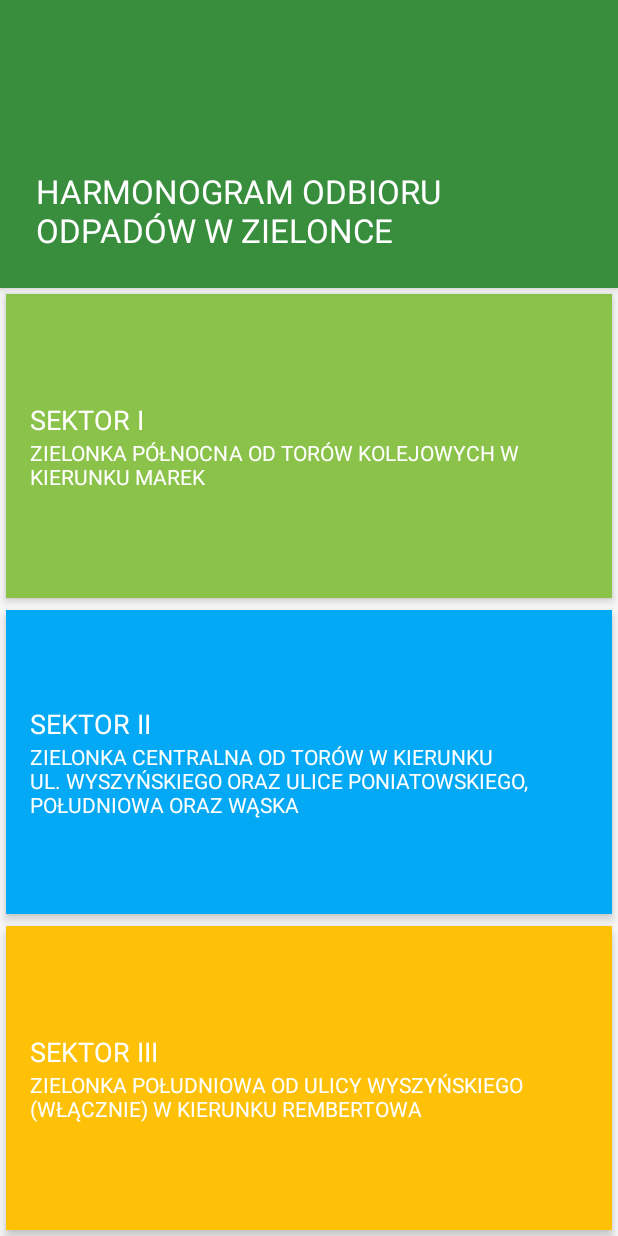
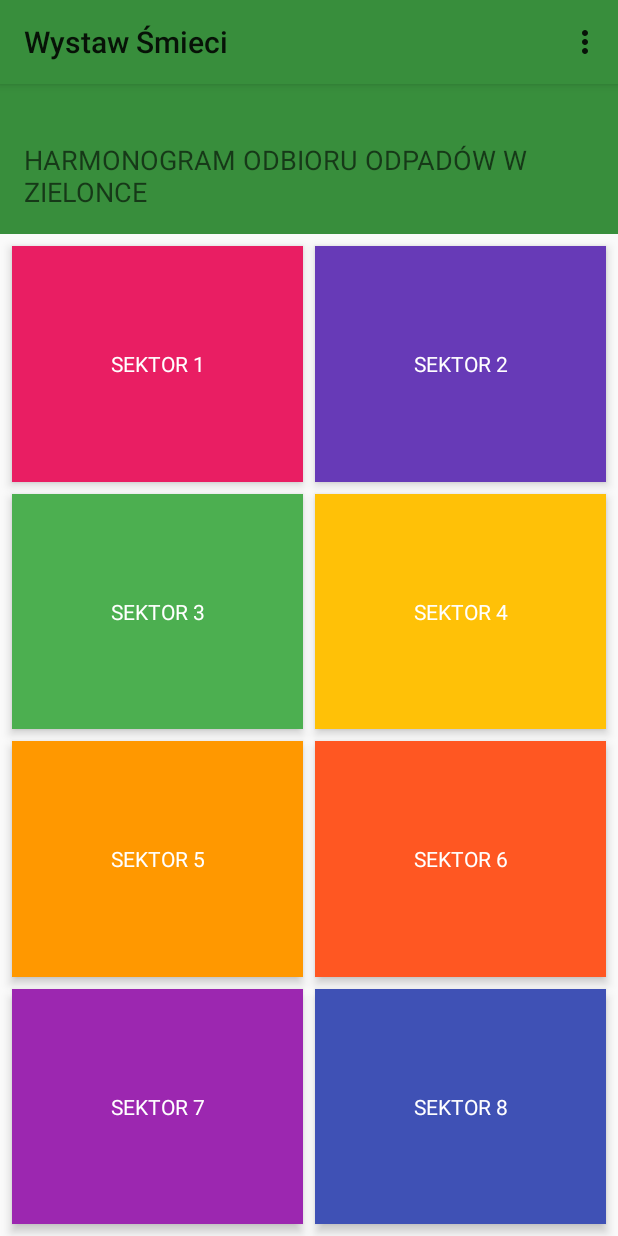
Before and after one commit to gbielanski/GarbageApp, an Android app: the screen it shows after launch (MainActivity), on a phone screen of 412 x 824 dp. Run offline under Robolectric (Android 15) with nearby library versions, the phone set to English and light mode, and no system bars.

Commit message:
policy and main layout

```diff
--- a/app/build.gradle
+++ b/app/build.gradle
@@ -8,8 +8,8 @@ android {
         applicationId "pl.example.android.garbageapp"
         minSdkVersion 21
         targetSdkVersion 28
-        versionCode 6
-        versionName "20190331"
+        versionCode 7
+        versionName "20190428"
         testInstrumentationRunner "android.support.test.runner.AndroidJUnitRunner"
 
         javaCompileOptions {
--- a/app/src/main/java/pl/example/android/garbageapp/ui/MainActivity.java
+++ b/app/src/main/java/pl/example/android/garbageapp/ui/MainActivity.java
@@ -2,9 +2,13 @@ package pl.example.android.garbageapp.ui;
 
 import android.animation.Animator;
 import android.content.Intent;
+import android.net.Uri;
 import android.support.v4.app.ActivityOptionsCompat;
 import android.support.v7.app.AppCompatActivity;
 import android.os.Bundle;
+import android.view.Menu;
+import android.view.MenuInflater;
+import android.view.MenuItem;
 import android.view.View;
 import android.view.ViewAnimationUtils;
 import android.widget.Toast;
@@ -16,17 +20,53 @@ public class MainActivity extends AppCompatActivity {
     @Override
     protected void onCreate(Bundle savedInstanceState) {
         super.onCreate(savedInstanceState);
-        setContentView(R.layout.activity_main);
+        setContentView(R.layout.activity_main_eight_sectors);
     }
 
     public void showToast(View view) {
         Toast.makeText(this, "Przypomnienie ustawione dla STREFY III", Toast.LENGTH_LONG).show();
+    }
+    public void onClickSectorPinkDetails(View view) {
+        animateCircularReveal(view);
+        startSectorGreenDetails();
+    }
+
+    public void onClickSectorDeepPurpleDetails(View view) {
+        animateCircularReveal(view);
+        startSectorGreenDetails();
+    }
+
+    public void onClickSectorAmberDetails(View view) {
+        animateCircularReveal(view);
+        startSectorGreenDetails();
+    }
+
+    public void onClickSectorOrangeDetails(View view) {
+        animateCircularReveal(view);
+        startSectorGreenDetails();
+    }
+
+    public void onClickSectorDeepOrangeDetails(View view) {
+        animateCircularReveal(view);
+        startSectorGreenDetails();
     }
 
     public void onClickSectorGreenDetails(View view) {
         animateCircularReveal(view);
         startSectorGreenDetails();
     }
+
+    public void onClickSectorPurpleDetails(View view) {
+        animateCircularReveal(view);
+        startSectorGreenDetails();
+    }
+
+    public void onClickSectorIndigoDetails(View view) {
+        animateCircularReveal(view);
+        startSectorGreenDetails();
+    }
+
+    //TODO remove below
 
     public void onClickSectorBlueDetails(View view) {
         animateCircularReveal(view);
@@ -37,6 +77,8 @@ public class MainActivity extends AppCompatActivity {
         animateCircularReveal(view);
         startSectorYellowDetails();
     }
+
+    //----
 
     private void animateCircularReveal(View view) {
         int finalRadius = (int) Math.hypot(view.getWidth() / 2, view.getHeight() / 2);
@@ -64,4 +106,25 @@ public class MainActivity extends AppCompatActivity {
         Bundle bundle = ActivityOptionsCompat.makeSceneTransitionAnimation(this).toBundle();
         startActivity(intent, bundle);
     }
+
+    @Override
+    public boolean onCreateOptionsMenu(Menu menu) {
+        MenuInflater inflater = getMenuInflater();
+        inflater.inflate(R.menu.main_menu, menu);
+        return true;
+    }
+
+    @Override
+    public boolean onOptionsItemSelected(MenuItem item) {
+        // Handle item selection
+        switch (item.getItemId()) {
+            case R.id.policy:
+                String URL = "https://gbielanski.wixsite.com/wystaw-smieci";
+                Intent myIntent = new Intent(Intent.ACTION_VIEW, Uri.parse(URL));
+                startActivity(myIntent);
+                return true;
+            default:
+                return super.onOptionsItemSelected(item);
+        }
+    }
 }
--- a/app/src/main/res/layout-land/activity_main.xml
+++ b/app/src/main/res/layout-land/activity_main.xml
@@ -40,7 +40,7 @@
             android:padding="@dimen/medium_padding"
             android:gravity="center_vertical"
             android:onClick="onClickSectorGreenDetails"
-            android:id="@+id/sector_green">
+            android:id="@+id/sector_3_green">
 
             <TextView
                 android:layout_width="wrap_content"
@@ -100,7 +100,7 @@
             android:padding="@dimen/medium_padding"
             android:gravity="center_vertical"
             android:onClick="onClickSectorYellowDetails"
-            android:id="@+id/sector_yellow">
+            android:id="@+id/sector_4_amber">
 
             <TextView
                 android:layout_width="wrap_content"
--- a/app/src/main/res/layout/activity_main.xml
+++ b/app/src/main/res/layout/activity_main.xml
@@ -41,7 +41,7 @@
             android:padding="@dimen/medium_padding"
             android:gravity="center_vertical"
             android:onClick="onClickSectorGreenDetails"
-            android:id="@+id/sector_green">
+            android:id="@+id/sector_3_green">
 
             <TextView
                 android:layout_width="wrap_content"
@@ -100,7 +100,7 @@
             android:padding="@dimen/medium_padding"
             android:gravity="center_vertical"
             android:onClick="onClickSectorYellowDetails"
-            android:id="@+id/sector_yellow">
+            android:id="@+id/sector_4_amber">
 
             <TextView
                 android:layout_width="wrap_content"
--- /dev/null
+++ b/app/src/main/res/layout/activity_main_eight_sectors.xml
@@ -0,0 +1,165 @@
+<?xml version="1.0" encoding="utf-8"?>
+<android.support.constraint.ConstraintLayout xmlns:android="http://schemas.android.com/apk/res/android"
+    xmlns:app="http://schemas.android.com/apk/res-auto"
+    xmlns:tools="http://schemas.android.com/tools"
+    android:layout_width="match_parent"
+    android:layout_height="match_parent">
+
+    <TextView
+        android:id="@+id/header"
+        android:layout_width="0dp"
+        android:layout_height="100dp"
+        android:text="@string/main_appbar_desc"
+        app:layout_constraintEnd_toEndOf="parent"
+        app:layout_constraintHorizontal_bias="0.5"
+        app:layout_constraintStart_toStartOf="parent"
+        app:layout_constraintTop_toTopOf="parent"
+        android:background="#388E3C"
+        android:gravity="bottom"
+        android:textAppearance="@style/Base.TextAppearance.AppCompat.Medium"
+        android:padding="16dp" />
+
+    <TextView
+        android:id="@+id/sector_1_pink"
+        style="@style/Sector"
+        android:layout_width="0dp"
+        android:layout_height="0dp"
+        android:layout_marginStart="8dp"
+        android:layout_marginTop="8dp"
+        android:layout_marginEnd="4dp"
+        android:layout_marginBottom="4dp"
+        android:background="#E91E63"
+        android:onClick="onClickSectorPinkDetails"
+        android:text="@string/sector_1"
+        app:layout_constraintBottom_toTopOf="@+id/sector_3_green"
+        app:layout_constraintEnd_toStartOf="@+id/sector_2_deep_purple"
+        app:layout_constraintHorizontal_bias="0.5"
+        app:layout_constraintStart_toStartOf="parent"
+        app:layout_constraintTop_toBottomOf="@+id/header" />
+
+    <TextView
+        android:id="@+id/sector_2_deep_purple"
+        style="@style/Sector"
+        android:layout_width="0dp"
+        android:layout_height="0dp"
+        android:layout_marginStart="4dp"
+        android:layout_marginTop="8dp"
+        android:layout_marginEnd="8dp"
+        android:layout_marginBottom="4dp"
+        android:background="#673AB7"
+        android:onClick="onClickSectorDeepPurpleDetails"
+        android:text="@string/sector_2"
+        app:layout_constraintBottom_toTopOf="@+id/sector_4_amber"
+        app:layout_constraintEnd_toEndOf="parent"
+        app:layout_constraintHorizontal_bias="0.5"
+        app:layout_constraintStart_toEndOf="@+id/sector_1_pink"
+        app:layout_constraintTop_toBottomOf="@+id/header" />
+
+    <TextView
+        android:id="@+id/sector_3_green"
+        style="@style/Sector"
+        android:layout_width="0dp"
+        android:layout_height="0dp"
+        android:layout_marginStart="8dp"
+        android:layout_marginTop="4dp"
+        android:layout_marginEnd="4dp"
+        android:layout_marginBottom="4dp"
+        android:background="#4CAF50"
+        android:onClick="onClickSectorGreenDetails"
+        android:text="@string/sector_3"
+        app:layout_constraintBottom_toTopOf="@+id/sector_5_orange"
+        app:layout_constraintEnd_toStartOf="@+id/sector_4_amber"
+        app:layout_constraintHorizontal_bias="0.5"
+        app:layout_constraintStart_toStartOf="parent"
+        app:layout_constraintTop_toBottomOf="@+id/sector_1_pink" />
+
+    <TextView
+        android:id="@+id/sector_4_amber"
+        style="@style/Sector"
+        android:layout_width="0dp"
+        android:layout_height="0dp"
+        android:layout_marginStart="4dp"
+        android:layout_marginTop="4dp"
+        android:layout_marginEnd="8dp"
+        android:layout_marginBottom="4dp"
+        android:background="#FFC107"
+        android:onClick="onClickSectorAmberDetails"
+        android:text="@string/sector_4"
+        app:layout_constraintBottom_toTopOf="@+id/sector_6_deep_orange"
+        app:layout_constraintEnd_toEndOf="parent"
+        app:layout_constraintHorizontal_bias="0.5"
+        app:layout_constraintStart_toEndOf="@+id/sector_3_green"
+        app:layout_constraintTop_toBottomOf="@+id/sector_2_deep_purple" />
+
+    <TextView
+        android:id="@+id/sector_5_orange"
+        style="@style/Sector"
+        android:layout_width="0dp"
+        android:layout_height="0dp"
+        android:layout_marginStart="8dp"
+        android:layout_marginTop="4dp"
+        android:layout_marginEnd="4dp"
+        android:layout_marginBottom="4dp"
+        android:background="#FF9800"
+        android:onClick="onClickSectorOrangeDetails"
+        android:text="@string/sector_5"
+        app:layout_constraintBottom_toTopOf="@+id/sector_7_purple"
+        app:layout_constraintEnd_toStartOf="@+id/sector_6_deep_orange"
+        app:layout_constraintHorizontal_bias="0.5"
+        app:layout_constraintStart_toStartOf="parent"
+        app:layout_constraintTop_toBottomOf="@+id/sector_3_green" />
+
+    <TextView
+        android:id="@+id/sector_6_deep_orange"
+        style="@style/Sector"
+        android:layout_width="0dp"
+        android:layout_height="0dp"
+        android:layout_marginStart="4dp"
+        android:layout_marginTop="4dp"
+        android:layout_marginEnd="8dp"
+        android:layout_marginBottom="4dp"
+        android:background="#FF5722"
+        android:onClick="onClickSectorDeepOrangeDetails"
+        android:text="@string/sector_6"
+        app:layout_constraintBottom_toTopOf="@+id/sector_8_indigo"
+        app:layout_constraintEnd_toEndOf="parent"
+        app:layout_constraintHorizontal_bias="0.5"
+        app:layout_constraintStart_toEndOf="@+id/sector_5_orange"
+        app:layout_constraintTop_toBottomOf="@+id/sector_4_amber" />
+
+    <TextView
+        android:id="@+id/sector_7_purple"
+        style="@style/Sector"
+        android:layout_width="0dp"
+        android:layout_height="0dp"
+        android:layout_marginStart="8dp"
+        android:layout_marginTop="4dp"
+        android:layout_marginEnd="4dp"
+        android:layout_marginBottom="8dp"
+        android:background="#9C27B0"
+        android:onClick="onClickSectorPurpleDetails"
+        android:text="@string/sector_7"
+        app:layout_constraintBottom_toBottomOf="parent"
+        app:layout_constraintEnd_toStartOf="@+id/sector_8_indigo"
+        app:layout_constraintHorizontal_bias="0.5"
+        app:layout_constraintStart_toStartOf="parent"
+        app:layout_constraintTop_toBottomOf="@+id/sector_5_orange" />
+
+    <TextView
+        android:id="@+id/sector_8_indigo"
+        style="@style/Sector"
+        android:layout_width="0dp"
+        android:layout_height="0dp"
+        android:layout_marginStart="4dp"
+        android:layout_marginTop="4dp"
+        android:layout_marginEnd="8dp"
+        android:layout_marginBottom="8dp"
+        android:background="#3F51B5"
+        android:onClick="onClickSectorIndigoDetails"
+        android:text="@string/sector_8"
+        app:layout_constraintBottom_toBottomOf="parent"
+        app:layout_constraintEnd_toEndOf="parent"
+        app:layout_constraintHorizontal_bias="0.5"
+        app:layout_constraintStart_toEndOf="@+id/sector_7_purple"
+        app:layout_constraintTop_toBottomOf="@+id/sector_6_deep_orange" />
+</android.support.constraint.ConstraintLayout>
--- /dev/null
+++ b/app/src/main/res/menu/main_menu.xml
@@ -0,0 +1,8 @@
+<?xml version="1.0" encoding="utf-8"?>
+<menu xmlns:android="http://schemas.android.com/apk/res/android"
+    xmlns:app="http://schemas.android.com/apk/res-auto">
+    <item
+        android:id="@+id/policy"
+        android:title="@string/policy"
+        app:showAsAction="never"/>
+</menu>
--- a/app/src/main/res/values/strings.xml
+++ b/app/src/main/res/values/strings.xml
@@ -1,11 +1,16 @@
 <resources xmlns:xliff="urn:oasis:names:tc:xliff:document:1.2">
     <string name="app_name">Wystaw Śmieci</string>
     <string name="main_appbar_desc">HARMONOGRAM ODBIORU ODPADÓW W ZIELONCE</string>
-    <string name="sector_1">SEKTOR I</string>
+    <string name="sector_1">SEKTOR 1</string>
+    <string name="sector_2">SEKTOR 2</string>
+    <string name="sector_3">SEKTOR 3</string>
+    <string name="sector_4">SEKTOR 4</string>
+    <string name="sector_5">SEKTOR 5</string>
+    <string name="sector_6">SEKTOR 6</string>
+    <string name="sector_7">SEKTOR 7</string>
+    <string name="sector_8">SEKTOR 8</string>
     <string name="sector_1_desc">ZIELONKA PÓŁNOCNA OD TORÓW KOLEJOWYCH W KIERUNKU MAREK</string>
-    <string name="sector_2">SEKTOR II</string>
     <string name="sector_2_desc">ZIELONKA CENTRALNA OD TORÓW W KIERUNKU UL. WYSZYŃSKIEGO ORAZ ULICE PONIATOWSKIEGO, POŁUDNIOWA ORAZ WĄSKA</string>
-    <string name="sector_3">SEKTOR III</string>
     <string name="sector_3_desc">ZIELONKA POŁUDNIOWA OD ULICY WYSZYŃSKIEGO (WŁĄCZNIE) W KIERUNKU REMBERTOWA</string>
     <string name="remind">PRZYPOMINAJ</string>
     <string name="setup_notification">Przypomnienie ustawione dla <xliff:g id="sector" example="SEKTOR I ZIELONY">%s</xliff:g></string>
@@ -16,4 +21,5 @@
     <string name="TYPE_MIXED_DESC">zmieszane</string>
     <string name="TYPE_SEG_DESC">segregowane</string>
     <string name="TYPE_BIO_DESC">biodegradowalne</string>
+    <string name="policy">Polityka prywatności</string>
 </resources>
--- a/app/src/main/res/values/styles.xml
+++ b/app/src/main/res/values/styles.xml
@@ -1,7 +1,7 @@
 <resources>
 
     <!-- Base application theme. -->
-    <style name="AppTheme" parent="Theme.AppCompat.Light.NoActionBar">
+    <style name="AppTheme" parent="Theme.AppCompat.Light">
         <!-- Customize your theme here. -->
         <item name="colorPrimary">@color/colorPrimary</item>
         <item name="colorPrimaryDark">@color/colorPrimaryDark</item>
@@ -10,5 +10,11 @@
         <item name="android:windowEnterTransition">@android:transition/slide_right</item>
         <item name="android:windowContentTransitions">true</item>
     </style>
+    <style name="Sector">
+        <item name="android:textAppearance">@style/Base.TextAppearance.AppCompat.Small</item>
+        <item name="android:textColor">@android:color/white</item>
+        <item name="android:gravity">center</item>
+        <item name="android:elevation">4dp</item>
+    </style>
 
 </resources>
```
Also changed, not shown: 3 other files.
